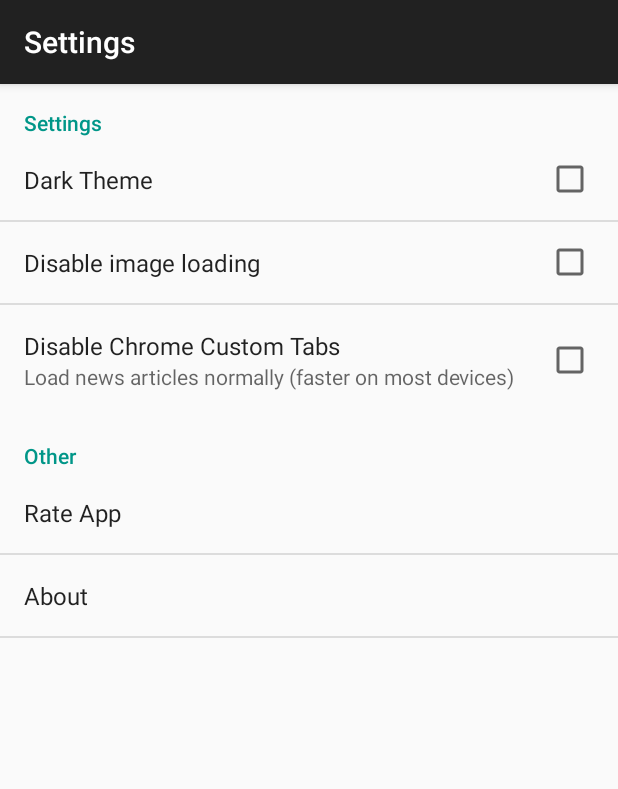
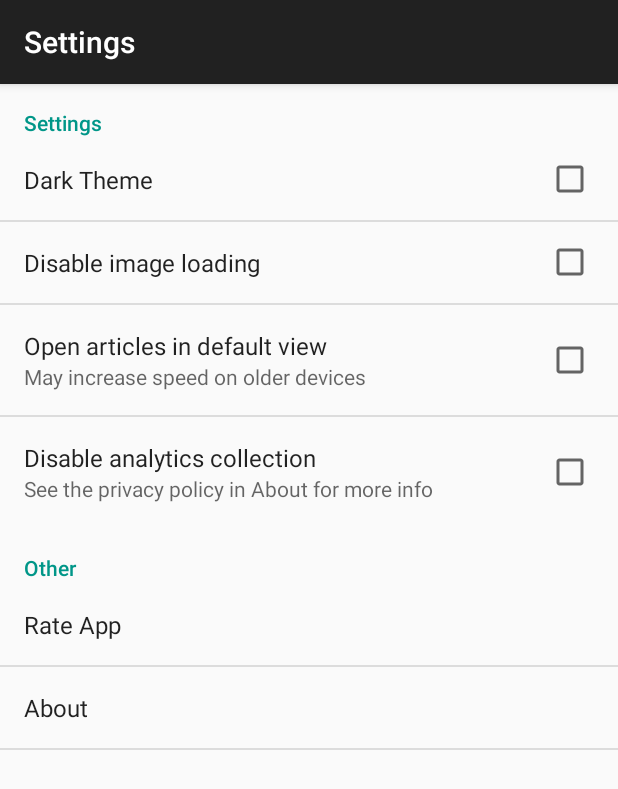
Before and after one commit to jacobgb24/LaunchCompanion, an Android app: the screen it shows after launch (SettingsActivity), in the options menu, after a tap on "Settings", on a phone screen of 412 x 824 dp. Shown: the top 789 px of the screen. Run offline under Robolectric (Android 15) with nearby library versions, the phone set to English and light mode, and no system bars; pictures from the network do not load; 4 statements that could not run were skipped.

Commit message:
reordered/rewrote some settings added option to disable analytics collection (TESTING) added privacy policy hosted on github

```diff
--- a/app/src/main/java/com/jacobgb24/launchschedule/MainActivity.java
+++ b/app/src/main/java/com/jacobgb24/launchschedule/MainActivity.java
@@ -158,7 +158,7 @@ public class MainActivity extends AppCompatActivity {
 
     private void recordUserProps(){
         firebaseAnalytics.setUserProperty("setting_dark_theme", ""+PreferenceManager.getDefaultSharedPreferences(getApplicationContext()).getBoolean("pref_darkTheme", false));
-        firebaseAnalytics.setUserProperty("setting_disable_images", ""+PreferenceManager.getDefaultSharedPreferences(getApplicationContext()).getBoolean("pref_disImg", false));
+        firebaseAnalytics.setUserProperty("setting_disable_images", ""+PreferenceManager.getDefaultSharedPreferences(getApplicationContext()).getBoolean("pref_noImages", false));
         firebaseAnalytics.setUserProperty("setting_disable_cct", ""+PreferenceManager.getDefaultSharedPreferences(getApplicationContext()).getBoolean("pref_noCustTabs", false));
         firebaseAnalytics.setUserProperty("cct_supported", ""+isChromeCustomTabsSupported());
     }
--- a/app/src/main/java/com/jacobgb24/launchschedule/launchList/DetailedActivity.java
+++ b/app/src/main/java/com/jacobgb24/launchschedule/launchList/DetailedActivity.java
@@ -102,7 +102,7 @@ public class DetailedActivity extends AppCompatActivity {
         details.setText(launch.getDescription());
         subtitle.setText(launch.getVehicle());
 
-        if (!PreferenceManager.getDefaultSharedPreferences(getApplicationContext()).getBoolean("pref_disImg", false)) {
+        if (!PreferenceManager.getDefaultSharedPreferences(getApplicationContext()).getBoolean("pref_noImages", false)) {
             String r = launch.getVehicle();
             String imgFalcon9 = "http://i.imgur.com/xYXarSa.jpg",
                     imgSoyuz = "http://i.imgur.com/dPKLDG1.jpg",
--- a/app/src/main/java/com/jacobgb24/launchschedule/newsList/NewsAdapter.java
+++ b/app/src/main/java/com/jacobgb24/launchschedule/newsList/NewsAdapter.java
@@ -53,7 +53,7 @@ public class NewsAdapter extends RecyclerView.Adapter<NewsAdapter.ViewHolder> {
     public void onBindViewHolder(ViewHolder holder, final int pos) {
         holder.newsTitle.setText(list.get(pos).getTitle());
         holder.newsDate.setText(list.get(pos).getPublished());
-        if (!PreferenceManager.getDefaultSharedPreferences(activity.getApplicationContext()).getBoolean("pref_disImg", false))
+        if (!PreferenceManager.getDefaultSharedPreferences(activity.getApplicationContext()).getBoolean("pref_noImages", false))
             Glide.with(activity.getApplicationContext()).load(list.get(pos).getImg()).centerCrop().override(200, 200).into(holder.newsImage);
         else
             holder.newsImage.setVisibility(View.GONE);
--- a/app/src/main/res/xml/activity_about.xml
+++ b/app/src/main/res/xml/activity_about.xml
@@ -6,6 +6,9 @@
     <Preference
         android:key="about_version"
         android:title="" />
+    <Preference
+        android:key="about_privacyPolicy"
+        android:title="Privacy Policy" />
     <Preference
         android:key="about_email"
         android:title="Email the developer" />
--- a/app/src/main/res/xml/preferences.xml
+++ b/app/src/main/res/xml/preferences.xml
@@ -6,13 +6,18 @@
 			android:title="Dark Theme"
 			android:defaultValue="false" />
 		<CheckBoxPreference
-			android:key="pref_disImg"
+			android:key="pref_noImages"
 			android:title="Disable image loading"
 			android:defaultValue="false" />
 		<CheckBoxPreference
 			android:key="pref_noCustTabs"
-			android:title="Disable Chrome Custom Tabs"
-			android:summary="Load news articles normally (faster on most devices)"
+			android:title="Open articles in default view"
+			android:summary="May increase speed on older devices"
+			android:defaultValue="false" />
+		<CheckBoxPreference
+			android:key="pref_noAnalytics"
+			android:title="Disable analytics collection"
+			android:summary="See the privacy policy in About for more info"
 			android:defaultValue="false" />
 	</PreferenceCategory>
 	<PreferenceCategory android:title="Other">
```
Also changed, not shown: app/src/main/java/com/jacobgb24/launchschedule/AboutActivity.java (+15 -0 lines), app/src/main/java/com/jacobgb24/launchschedule/SettingsActivity.java (+17 -0 lines).
